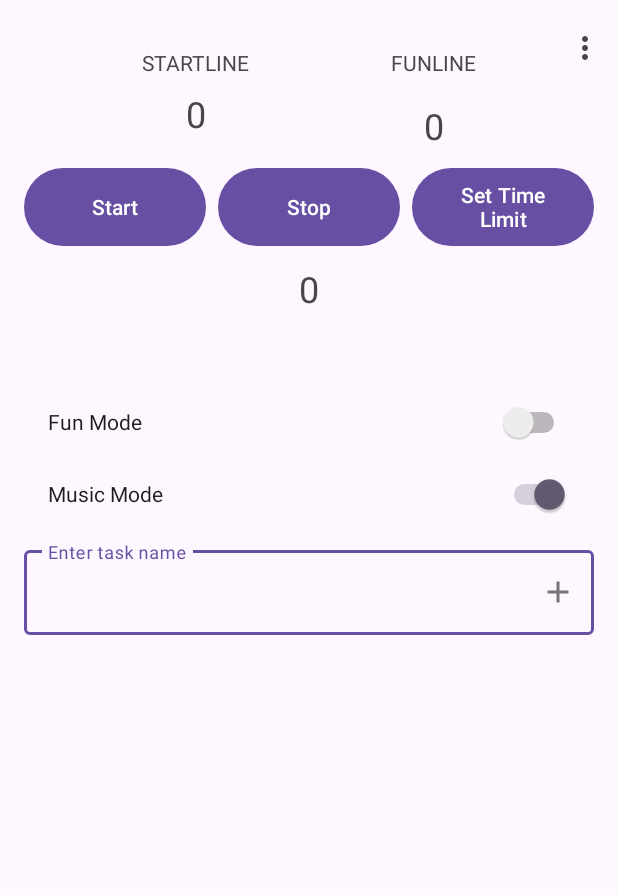
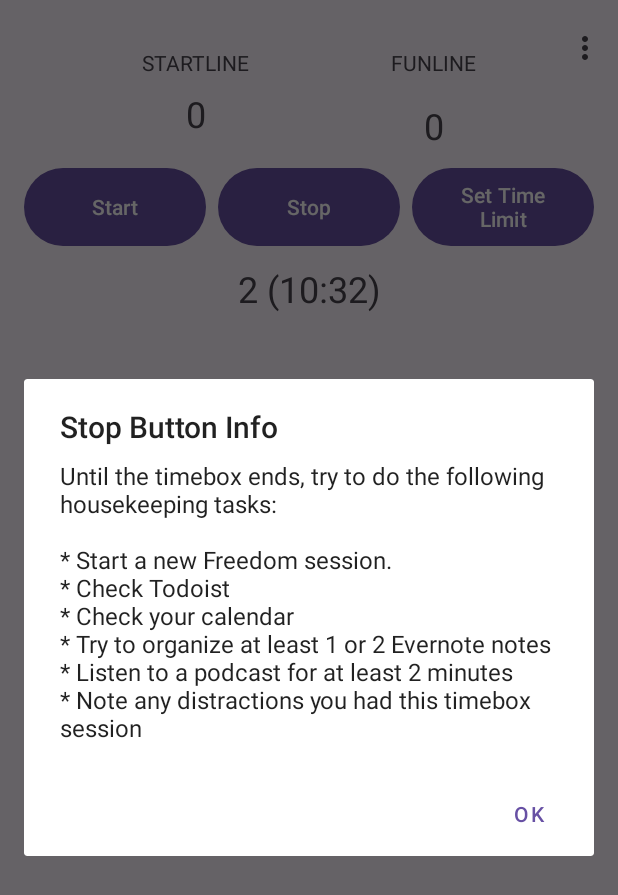
Before and after one commit to aamirza/startlines, an Android app: the screen it shows after launch (MainActivity), after a tap on "Stop", on a phone screen of 412 x 824 dp. Shown: the top 895 px of the screen. Run offline under Robolectric (Android 15) with nearby library versions, the phone set to English and light mode, and no system bars; 1 other tap on this screen came first.

Commit message:
Two step stop
User needs to press stop button twice to stop the timebox. After the first press, an info dialog pops up advising the user what they can do until the end of the timebox.

```diff
--- a/app/src/main/java/com/asmirza/startlines/MainActivity.java
+++ b/app/src/main/java/com/asmirza/startlines/MainActivity.java
@@ -58,6 +58,7 @@ public class MainActivity extends AppCompatActivity {
     private Vibrator vibrator;
     private MediaPlayer tickingMediaPlayer;  // will be used for playing the ticking sound
     private int startlinesMissed = 0;  // how many times you missed a startline, will be used to determine whether to block apps or not
+    private int timesStopButtonPressed = 0;  // for two presses to truly stop the timebox
     private List<PendingIntent> alarmPendingIntents = new ArrayList<>();
     private TaskAdapter taskAdapter;
     private List<Task> taskList = new ArrayList<>();
@@ -247,7 +248,13 @@ public class MainActivity extends AppCompatActivity {
 
         stopButton.setOnClickListener(v -> {
             Log.d("MainActivity", "Stop button pressed");
-            stopTimebox();
+            if (timesStopButtonPressed == 0) {
+                timesStopButtonPressed++;
+                showStopButtonAdviceDialogue();
+            } else {
+                timesStopButtonPressed = 0;
+                stopTimebox();
+            }
         });
     }
 
@@ -630,6 +637,7 @@ public class MainActivity extends AppCompatActivity {
             switchMusicModeToOn();
             updatePermanentNotification();
             NotificationHelper.cancelTimerNotification(this);
+            timesStopButtonPressed = 0;
             Log.d("Timebox", "Timebox stopped");
         } else {
             Toast.makeText(this, "Timebox is not running. Nothing to stop.", Toast.LENGTH_SHORT).show();
@@ -960,6 +968,21 @@ public class MainActivity extends AppCompatActivity {
         builder.show();
     }
 
+    private void showStopButtonAdviceDialogue() {
+        // Create an AlertDialog for what you should do before the timebox ends
+        AlertDialog.Builder builder = new AlertDialog.Builder(this);
+        builder.setTitle("Stop Button Info");
+        builder.setMessage("Until the timebox ends, try to do the following housekeeping tasks:\n\n" +
+                "* Start a new Freedom session.\n" +
+                "* Check Todoist\n" +
+                "* Check your calendar\n" +
+                "* Try to organize at least 1 or 2 Evernote notes\n" +
+                "* Listen to a podcast for at least 2 minutes\n" +
+                "* Note any distractions you had this timebox session\n");
+        builder.setPositiveButton("OK", (dialog, which) -> dialog.dismiss());
+        builder.show();
+    }
+
 
 
     private static String timestampToText(long timestamp) {
```
